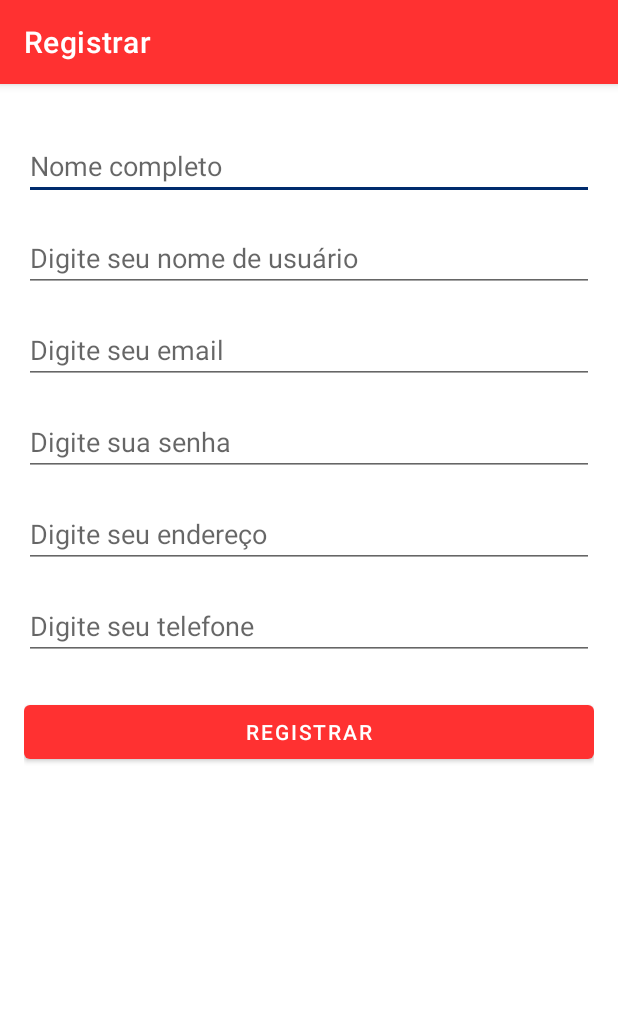
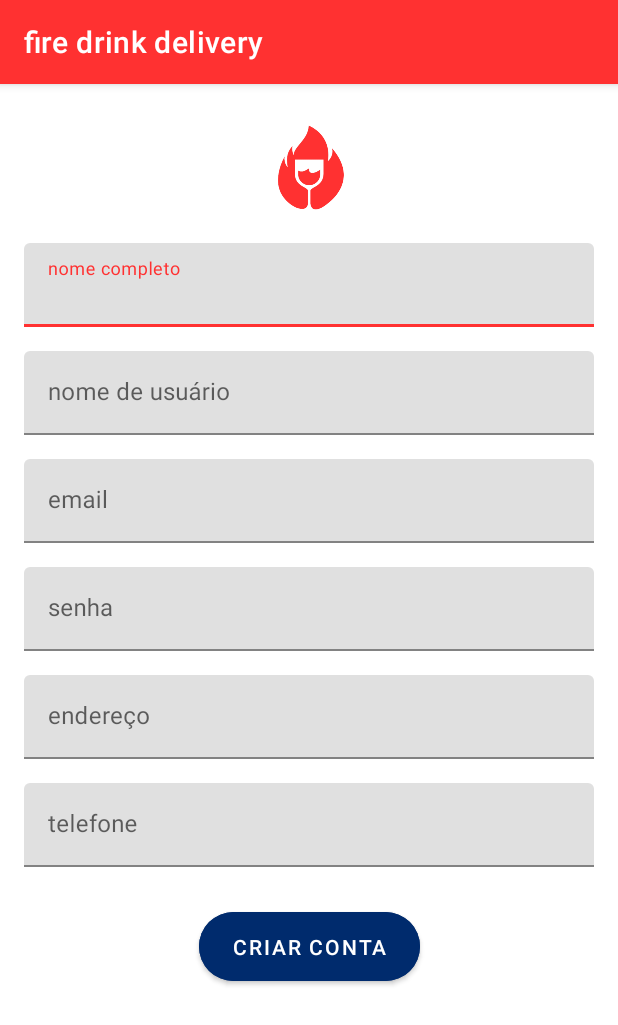
Before and after one commit to juliaretore/CoffeeShop, an Android app: the RegisterActivity screen opened directly, with no data from a screen before it, on a phone screen of 412 x 824 dp. Shown: the top 1025 px of the screen. Run offline under Robolectric (Android 15) with nearby library versions, the phone set to English and light mode, and no system bars.

Commit message:
cadastro
cadastro "bonitinho"

```diff
--- a/app/src/main/res/layout/register_activity.xml
+++ b/app/src/main/res/layout/register_activity.xml
@@ -5,91 +5,147 @@
     xmlns:tools="http://schemas.android.com/tools"
     android:layout_width="match_parent"
     android:layout_height="match_parent"
+    android:background="@color/branco"
     android:padding="16dp"
     tools:context=".ui.register.RegisterActivity">
 
-    <!-- Nome completo -->
-    <EditText
-        android:id="@+id/register_full_name"
+    <!-- Logo do Aplicativo -->
+
+    <!-- Campo Nome Completo -->
+
+    <ImageView
+        android:id="@+id/register_logo"
+        android:layout_width="109dp"
+        android:layout_height="66dp"
+        android:layout_marginTop="8dp"
+        android:adjustViewBounds="true"
+        android:contentDescription="fogologo"
+        android:src="@drawable/fogologo"
+        app:layout_constraintEnd_toEndOf="parent"
+        app:layout_constraintStart_toStartOf="parent"
+        app:layout_constraintTop_toTopOf="parent" />
+
+    <com.google.android.material.textfield.TextInputLayout
+        android:id="@+id/fullNameInputLayout"
         android:layout_width="0dp"
         android:layout_height="wrap_content"
-        android:hint="Nome completo"
-        android:inputType="textPersonName"
-        app:layout_constraintTop_toTopOf="parent"
+        android:layout_marginTop="16dp"
+        app:layout_constraintTop_toBottomOf="@id/register_logo"
         app:layout_constraintStart_toStartOf="parent"
-        app:layout_constraintEnd_toEndOf="parent"
-        android:layout_marginTop="16dp" />
+        app:layout_constraintEnd_toEndOf="parent">
 
-    <!-- @usuario -->
-    <EditText
-        android:id="@+id/register_username"
+        <com.google.android.material.textfield.TextInputEditText
+            android:id="@+id/register_full_name"
+            android:layout_width="match_parent"
+            android:layout_height="wrap_content"
+            android:hint="nome completo"
+            android:inputType="textPersonName" />
+    </com.google.android.material.textfield.TextInputLayout>
+
+    <!-- Campo @usuario -->
+    <com.google.android.material.textfield.TextInputLayout
+        android:id="@+id/usernameInputLayout"
         android:layout_width="0dp"
         android:layout_height="wrap_content"
-        android:hint="@string/prompt_username"
-        android:inputType="text"
-        app:layout_constraintTop_toBottomOf="@id/register_full_name"
+        android:layout_marginTop="16dp"
+        app:layout_constraintTop_toBottomOf="@id/fullNameInputLayout"
         app:layout_constraintStart_toStartOf="parent"
-        app:layout_constraintEnd_toEndOf="parent"
-        android:layout_marginTop="16dp" />
+        app:layout_constraintEnd_toEndOf="parent">
 
-    <!-- Email -->
-    <EditText
-        android:id="@+id/register_email"
+        <com.google.android.material.textfield.TextInputEditText
+            android:id="@+id/register_username"
+            android:layout_width="match_parent"
+            android:layout_height="wrap_content"
+            android:hint="@string/prompt_username"
+            android:inputType="text" />
+    </com.google.android.material.textfield.TextInputLayout>
+
+    <!-- Campo Email -->
+    <com.google.android.material.textfield.TextInputLayout
+        android:id="@+id/emailInputLayout"
         android:layout_width="0dp"
         android:layout_height="wrap_content"
-        android:hint="@string/prompt_email"
-        android:inputType="textEmailAddress"
-        app:layout_constraintTop_toBottomOf="@id/register_username"
+        android:layout_marginTop="16dp"
+        app:layout_constraintTop_toBottomOf="@id/usernameInputLayout"
         app:layout_constraintStart_toStartOf="parent"
-        app:layout_constraintEnd_toEndOf="parent"
-        android:layout_marginTop="16dp" />
+        app:layout_constraintEnd_toEndOf="parent">
 
-    <!-- Senha -->
-    <EditText
-        android:id="@+id/register_password"
+        <com.google.android.material.textfield.TextInputEditText
+            android:id="@+id/register_email"
+            android:layout_width="match_parent"
+            android:layout_height="wrap_content"
+            android:hint="@string/prompt_email"
+            android:inputType="textEmailAddress" />
+    </com.google.android.material.textfield.TextInputLayout>
+
+    <!-- Campo Senha -->
+    <com.google.android.material.textfield.TextInputLayout
+        android:id="@+id/passwordInputLayout"
         android:layout_width="0dp"
         android:layout_height="wrap_content"
-        android:hint="@string/prompt_password"
-        android:inputType="textPassword"
-        app:layout_constraintTop_toBottomOf="@id/register_email"
+        android:layout_marginTop="16dp"
+        app:layout_constraintTop_toBottomOf="@id/emailInputLayout"
         app:layout_constraintStart_toStartOf="parent"
-        app:layout_constraintEnd_toEndOf="parent"
-        android:layout_marginTop="16dp" />
+        app:layout_constraintEnd_toEndOf="parent">
 
-    <!-- Endereço -->
-    <EditText
-        android:id="@+id/register_address"
+        <com.google.android.material.textfield.TextInputEditText
+            android:id="@+id/register_password"
+            android:layout_width="match_parent"
+            android:layout_height="wrap_content"
+            android:hint="@string/prompt_password"
+            android:inputType="textPassword" />
+    </com.google.android.material.textfield.TextInputLayout>
+
+    <!-- Campo Endereço -->
+    <com.google.android.material.textfield.TextInputLayout
+        android:id="@+id/addressInputLayout"
         android:layout_width="0dp"
         android:layout_height="wrap_content"
-        android:hint="@string/prompt_address"
-        android:inputType="text"
-        app:layout_constraintTop_toBottomOf="@id/register_password"
+        android:layout_marginTop="16dp"
+        app:layout_constraintTop_toBottomOf="@id/passwordInputLayout"
         app:layout_constraintStart_toStartOf="parent"
-        app:layout_constraintEnd_toEndOf="parent"
-        android:layout_marginTop="16dp" />
+        app:layout_constraintEnd_toEndOf="parent">
 
-    <!-- Telefone -->
-    <EditText
-        android:id="@+id/register_phone"
+        <com.google.android.material.textfield.TextInputEditText
+            android:id="@+id/register_address"
+            android:layout_width="match_parent"
+            android:layout_height="wrap_content"
+            android:hint="@string/prompt_address"
+            android:inputType="text" />
+    </com.google.android.material.textfield.TextInputLayout>
+
+    <!-- Campo Telefone -->
+    <com.google.android.material.textfield.TextInputLayout
+        android:id="@+id/phoneInputLayout"
         android:layout_width="0dp"
         android:layout_height="wrap_content"
-        android:hint="@string/prompt_phone"
-        android:inputType="phone"
-        app:layout_constraintTop_toBottomOf="@id/register_address"
+        android:layout_marginTop="16dp"
+        app:layout_constraintTop_toBottomOf="@id/addressInputLayout"
         app:layout_constraintStart_toStartOf="parent"
+        app:layout_constraintEnd_toEndOf="parent">
+
+        <com.google.android.material.textfield.TextInputEditText
+            android:id="@+id/register_phone"
+            android:layout_width="match_parent"
+            android:layout_height="wrap_content"
+            android:hint="@string/prompt_phone"
+            android:inputType="phone" />
+    </com.google.android.material.textfield.TextInputLayout>
+
+    <!-- Botão de Registro -->
+    <com.google.android.material.button.MaterialButton
+        android:id="@+id/register_button"
+        android:layout_width="147dp"
+        android:layout_height="58dp"
+        android:layout_marginTop="24dp"
+        android:backgroundTint="@color/azul"
+        android:elevation="8dp"
+        android:text="@string/action_register"
+        android:textColor="@android:color/white"
+        app:cornerRadius="24dp"
+        app:layout_constraintTop_toBottomOf="@id/phoneInputLayout"
         app:layout_constraintEnd_toEndOf="parent"
-        android:layout_marginTop="16dp" />
-
-    <!-- Botão de Cadastro -->
-    <Button
-        android:id="@+id/register_button"
-        android:layout_width="0dp"
-        android:layout_height="wrap_content"
-        android:text="@string/action_register"
-        app:layout_constraintTop_toBottomOf="@id/register_phone"
-        app:layout_constraintStart_toStartOf="parent"
-        app:layout_constraintEnd_toEndOf="parent"
-        android:layout_marginTop="24dp" />
+        app:layout_constraintStart_toStartOf="parent" />
 
     <!-- Barra de Progresso -->
     <ProgressBar
--- a/app/src/main/res/values/strings.xml
+++ b/app/src/main/res/values/strings.xml
@@ -1,28 +1,28 @@
 <resources>
-    <string name="app_name">CoffeeShop</string>
-    <string name="title_home">Home</string>
+    <string name="app_name">fire drink delivery</string>
+    <string name="title_home">fire drink delivery</string>
     <string name="title_dashboard">Dashboard</string>
     <string name="title_notifications">Notifications</string>
-    <string name="title_activity_login">LoginActivity</string>
+    <string name="title_activity_login">fire drink delivery</string>
     <string name="action_sign_in">Sign in or register</string>
     <string name="action_sign_in_short">Sign in</string>
     <string name="welcome">"Welcome !"</string>
     <string name="invalid_username">Not a valid username</string>
     <string name="invalid_password">Password must be >5 characters</string>
     <string name="login_failed">"Login failed"</string>
-    <string name="prompt_username">Digite seu nome de usuário</string>
-    <string name="prompt_email">Digite seu email</string>
-    <string name="prompt_password">Digite sua senha</string>
-    <string name="prompt_address">Digite seu endereço</string>
-    <string name="prompt_phone">Digite seu telefone</string>
-    <string name="action_register">Registrar</string>
+    <string name="prompt_username">nome de usuário</string>
+    <string name="prompt_email">email</string>
+    <string name="prompt_password">senha</string>
+    <string name="prompt_address">endereço</string>
+    <string name="prompt_phone">telefone</string>
+    <string name="action_register">criar conta</string>
     <string name="register_success">Cadastro realizado com sucesso!</string>
     <string name="register_error">Erro ao realizar cadastro</string>
     <string name="register_connection_error">Erro de conexão</string>
     <string name="username_label">Nome de Usuário</string>
     <string name="password_label">Senha</string>
     <string name="register_prompt">Ainda não possui cadastro? Cadastre-se</string>
-    <string name="title_activity_register">Registrar</string>
+    <string name="title_activity_register">fire drink delivery</string>
     <string name="order_total">Total: R$ %1$.2f</string>
     <string name="order_items">%1$d itens</string>
 
```
Also changed, not shown: app/src/main/res/drawable/fogologo.png (added).
